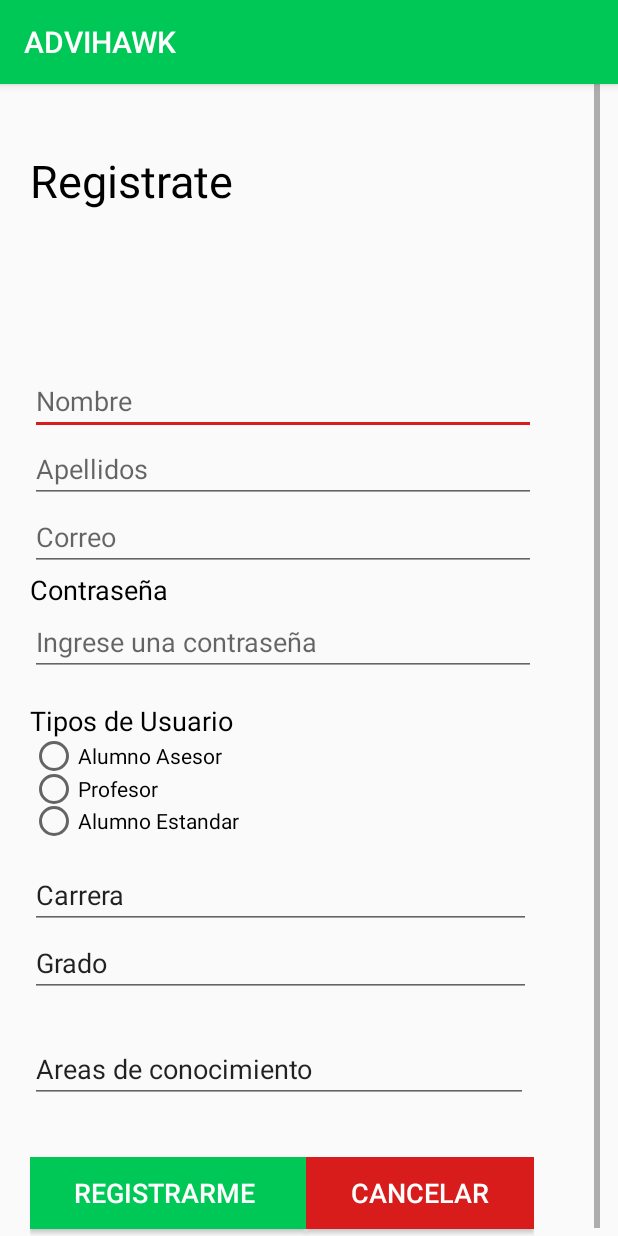
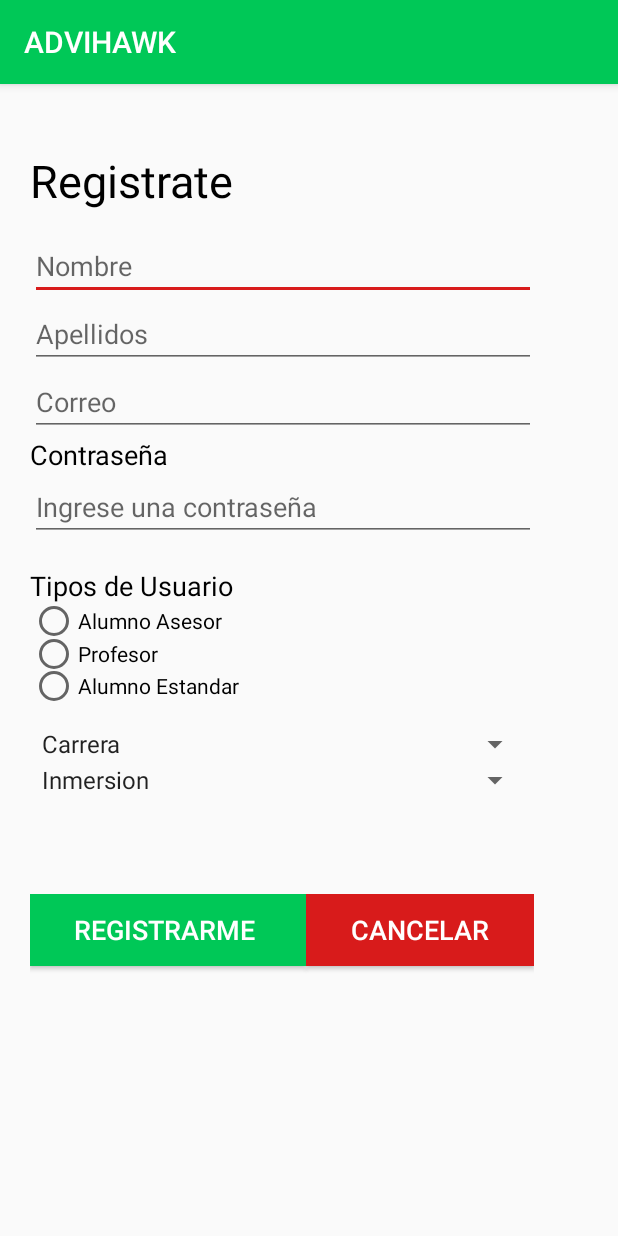
Before and after one commit to NeoxTec/ADVIHAWK, an Android app: the Registro screen opened directly, with no data from a screen before it, on a phone screen of 412 x 824 dp. Run offline under Robolectric (Android 15) with nearby library versions, the phone set to English and light mode, and no system bars.

Commit message:
0.- se eliminan clases innecesarias del proyecto

```diff
--- a/appMovil/app/src/main/AndroidManifest.xml
+++ b/appMovil/app/src/main/AndroidManifest.xml
@@ -30,5 +30,5 @@
             </intent-filter>
         </activity>
     </application>
-
+    <uses-permission android:name="android.permission.INTERNET"/>
 </manifest>
--- a/appMovil/app/src/main/java/com/example/fanny/advihawk/Asesorias_Solicitadas.java
+++ b/appMovil/app/src/main/java/com/example/fanny/advihawk/Asesorias_Solicitadas.java
@@ -1,13 +1,22 @@
 package com.example.fanny.advihawk;
 
+import android.database.sqlite.SQLiteDatabase;
 import android.support.v7.app.AppCompatActivity;
 import android.os.Bundle;
+import android.view.View;
+import android.widget.ListView;
+
+import java.lang.reflect.Array;
+import java.util.ArrayList;
 
 public class Asesorias_Solicitadas extends AppCompatActivity {
+    private ListView lista_asesores;
+    private ArrayList<String>datos = new ArrayList<>();
 
     @Override
     protected void onCreate(Bundle savedInstanceState) {
         super.onCreate(savedInstanceState);
         setContentView(R.layout.activity_asesorias__solicitadas);
     }
+
 }
--- a/appMovil/app/src/main/java/com/example/fanny/advihawk/Registro.java
+++ b/appMovil/app/src/main/java/com/example/fanny/advihawk/Registro.java
@@ -2,12 +2,27 @@ package com.example.fanny.advihawk;
 
 import android.support.v7.app.AppCompatActivity;
 import android.os.Bundle;
+import android.widget.EditText;
+import android.widget.RadioGroup;
+import android.widget.Spinner;
 
 public class Registro extends AppCompatActivity {
+    private EditText campoCorreo,campoPass,campoNombre,campoApe;
+    private Spinner campoGrado,campoCarrera;
+    private RadioGroup campoTipo;
+    public String texto;
 
     @Override
     protected void onCreate(Bundle savedInstanceState) {
         super.onCreate(savedInstanceState);
         setContentView(R.layout.activity_registro);
+
+        campoNombre = (EditText)findViewById(R.id.nombre);
+        campoApe = (EditText)findViewById(R.id.apellidos);
+        campoCorreo = (EditText) findViewById(R.id.correo_reg);
+        campoPass = (EditText) findViewById(R.id.pass_reg);
+        campoTipo = (RadioGroup) findViewById(R.id.tipo);
+        campoGrado = (Spinner) findViewById(R.id.spinner_grado);
+        campoCarrera = (Spinner) findViewById(R.id.spinner);
     }
 }
--- a/appMovil/app/src/main/java/com/example/fanny/advihawk/conexionSQLite.java
+++ /dev/null
@@ -1,4 +0,0 @@
-package com.example.fanny.advihawk;
-
-public class conexionSQLite {
-}
--- a/appMovil/app/src/main/java/com/example/fanny/advihawk/entidades/asesor.java
+++ /dev/null
@@ -1,4 +0,0 @@
-package com.example.fanny.advihawk.entidades;
-
-public class asesor {
-}
--- a/appMovil/app/src/main/java/com/example/fanny/advihawk/entidades/certif.java
+++ /dev/null
@@ -1,4 +0,0 @@
-package com.example.fanny.advihawk.entidades;
-
-public class certif {
-}
--- a/appMovil/app/src/main/java/com/example/fanny/advihawk/entidades/registro.java
+++ /dev/null
@@ -1,4 +0,0 @@
-package com.example.fanny.advihawk.entidades;
-
-public class registro {
-}
--- a/appMovil/app/src/main/java/com/example/fanny/advihawk/entidades/valor_as.java
+++ /dev/null
@@ -1,4 +0,0 @@
-package com.example.fanny.advihawk.entidades;
-
-public class valor_as {
-}
--- a/appMovil/app/src/main/java/com/example/fanny/advihawk/utilidades/Utilidades.java
+++ /dev/null
@@ -1,4 +0,0 @@
-package com.example.fanny.advihawk.utilidades;
-
-public class utilidades {
-}
--- a/appMovil/app/src/main/res/layout/activity_asesorias__solicitadas.xml
+++ b/appMovil/app/src/main/res/layout/activity_asesorias__solicitadas.xml
@@ -1,9 +1,15 @@
 <?xml version="1.0" encoding="utf-8"?>
-<android.support.constraint.ConstraintLayout xmlns:android="http://schemas.android.com/apk/res/android"
+<LinearLayout xmlns:android="http://schemas.android.com/apk/res/android"
     xmlns:app="http://schemas.android.com/apk/res-auto"
     xmlns:tools="http://schemas.android.com/tools"
     android:layout_width="match_parent"
     android:layout_height="match_parent"
+    android:orientation="vertical"
     tools:context=".Asesorias_Solicitadas">
 
-</android.support.constraint.ConstraintLayout>
+    <ListView
+        android:id="@+id/lista_asesores"
+        android:layout_width="fill_parent"
+        android:layout_height="wrap_content" />
+
+</LinearLayout>
--- a/appMovil/app/src/main/res/layout/activity_registro.xml
+++ b/appMovil/app/src/main/res/layout/activity_registro.xml
@@ -37,7 +37,7 @@
                 android:layout_width="337dp"
                 android:layout_height="207dp"
                 android:layout_marginStart="8dp"
-                android:layout_marginTop="104dp"
+                android:layout_marginTop="14dp"
                 android:layout_marginEnd="8dp"
                 android:orientation="vertical"
                 app:layout_constraintEnd_toEndOf="parent"
@@ -45,7 +45,7 @@
                 app:layout_constraintTop_toTopOf="parent">
 
                 <EditText
-                    android:id="@+id/editText4"
+                    android:id="@+id/nombre"
                     android:layout_width="match_parent"
                     android:layout_height="wrap_content"
                     android:ems="10"
@@ -53,20 +53,20 @@
                     android:inputType="textPersonName" />
 
                 <EditText
-                    android:id="@+id/editText5"
+                    android:id="@+id/apellidos"
                     android:layout_width="match_parent"
                     android:layout_height="wrap_content"
                     android:ems="10"
-                    android:inputType="textPersonName"
-                    android:hint="Apellidos" />
+                    android:hint="Apellidos"
+                    android:inputType="textPersonName" />
 
                 <EditText
-                    android:id="@+id/editText14"
+                    android:id="@+id/correo_reg"
                     android:layout_width="match_parent"
                     android:layout_height="wrap_content"
                     android:ems="10"
-                    android:inputType="textEmailAddress"
-                    android:hint="Correo" />
+                    android:hint="Correo"
+                    android:inputType="textEmailAddress" />
 
                 <TextView
                     android:id="@+id/textView6"
@@ -77,12 +77,12 @@
                     android:textSize="18sp" />
 
                 <EditText
-                    android:id="@+id/editText11"
+                    android:id="@+id/pass_reg"
                     android:layout_width="match_parent"
                     android:layout_height="wrap_content"
                     android:ems="10"
-                    android:inputType="textPassword"
-                    android:hint="Ingrese una contraseña" />
+                    android:hint="Ingrese una contraseña"
+                    android:inputType="textPassword" />
 
             </LinearLayout>
 
@@ -114,21 +114,21 @@
                     android:layout_height="wrap_content">
 
                     <RadioButton
-                        android:id="@+id/radioButton3"
+                        android:id="@+id/rb_ase"
                         android:layout_width="wrap_content"
                         android:layout_height="wrap_content"
                         android:layout_weight="1"
                         android:text="Alumno Asesor" />
 
                     <RadioButton
-                        android:id="@+id/radioButton4"
+                        android:id="@+id/rb_prof"
                         android:layout_width="wrap_content"
                         android:layout_height="wrap_content"
                         android:layout_weight="1"
                         android:text="Profesor" />
 
                     <RadioButton
-                        android:id="@+id/radioButton6"
+                        android:id="@+id/rb_est"
                         android:layout_width="wrap_content"
                         android:layout_height="wrap_content"
                         android:layout_weight="1"
@@ -150,44 +150,20 @@
                 app:layout_constraintStart_toStartOf="parent"
                 app:layout_constraintTop_toBottomOf="@+id/linearLayout4">
 
-                <EditText
-                    android:id="@+id/editText15"
+                <Spinner
+                    android:id="@+id/spinner"
+                    android:entries="@array/carrera"
                     android:layout_width="match_parent"
                     android:layout_height="wrap_content"
-                    android:ems="10"
-                    android:inputType="textPersonName"
-                    android:text="Carrera" />
+                    android:ems="19" />
 
-                <EditText
-                    android:id="@+id/editText17"
+                <Spinner
+                    android:id="@+id/spinner_grado"
+                    android:entries="@array/grado"
                     android:layout_width="match_parent"
                     android:layout_height="wrap_content"
-                    android:ems="10"
-                    android:inputType="textPersonName"
-                    android:text="Grado" />
+                    android:ems="19"/>
 
-            </LinearLayout>
-
-            <LinearLayout
-                android:id="@+id/linearLayout6"
-                android:layout_width="332dp"
-                android:layout_height="65dp"
-                android:layout_marginStart="8dp"
-                android:layout_marginTop="20dp"
-                android:layout_marginEnd="8dp"
-                android:orientation="vertical"
-                app:layout_constraintEnd_toEndOf="parent"
-                app:layout_constraintHorizontal_bias="0.46"
-                app:layout_constraintStart_toStartOf="parent"
-                app:layout_constraintTop_toBottomOf="@+id/linearLayout5">
-
-                <EditText
-                    android:id="@+id/editText18"
-                    android:layout_width="match_parent"
-                    android:layout_height="wrap_content"
-                    android:ems="10"
-                    android:inputType="textPersonName"
-                    android:text="Areas de conocimiento" />
             </LinearLayout>
 
             <LinearLayout
@@ -200,7 +176,7 @@
                 app:layout_constraintEnd_toEndOf="parent"
                 app:layout_constraintHorizontal_bias="0.743"
                 app:layout_constraintStart_toStartOf="parent"
-                app:layout_constraintTop_toBottomOf="@+id/linearLayout6">
+                app:layout_constraintTop_toBottomOf="parent">
 
                 <Button
                     android:id="@+id/button"
--- a/appMovil/app/src/main/res/values/strings.xml
+++ b/appMovil/app/src/main/res/values/strings.xml
@@ -6,4 +6,36 @@
     <string name="nav_header_subtitle">android.studio@android.com</string>
     <string name="nav_header_desc">Navigation header</string>
     <string name="action_settings">Settings</string>
+
+    <string-array name="carrera">
+        <item>Carrera</item>
+        <item>Contaduria</item>
+        <item>Criminalistica</item>
+        <item>Desarrollo e inovacion empresarial</item>
+        <item>Diseño digital</item>
+        <item>Energias renovables</item>
+        <item>Enfermeria</item>
+        <item>Industrial</item>
+        <item>Mecatronica</item>
+        <item>Nanotecnologia</item>
+        <item>Terapia Fisica</item>
+        <item>Tecnologias de la informacion y comunicacion</item>
+        <item>Salud reproductiva</item>
+    </string-array>
+    <string-array name="grado">
+        <item>Inmersion</item>
+        <item>1er. Cuatrimestre</item>
+        <item>2do. Cuatrimestre</item>
+        <item>3er. Cuatrimestre</item>
+        <item>4to. Cuatrimestre</item>
+        <item>5to. Cuatrimestre</item>
+        <item>6to. Cuatrimestre</item>
+        <item>7mo. Cuatrimestre</item>
+        <item>8vo. Cuatrimestre</item>
+        <item>9no. Cuatrimestre</item>
+        <item>10mo. Cuatrimestre</item>
+        <item>11vo. Cuatrimestre</item>
+        <item>Profesor</item>
+    </string-array>
+    <string name="listavacia">Sin Datos</string>
 </resources>
```
Also changed, not shown: 1 other file.
